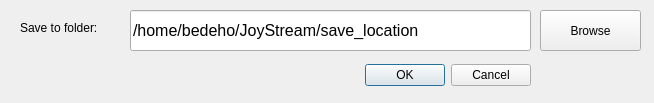
Old version of the form views/gui/ui/AddTorrentDialog.ui in the repository RdeWilde/JoyStream.
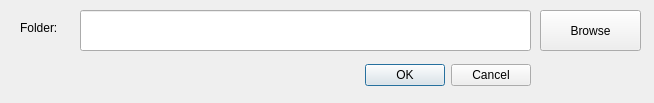
New version of the form.

```diff
--- a/views/gui/ui/AddTorrentDialog.ui
+++ b/views/gui/ui/AddTorrentDialog.ui
@@ -41,9 +41,9 @@
   <widget class="QLineEdit" name="saveToFolderLineEdit">
    <property name="geometry">
     <rect>
-     <x>130</x>
+     <x>80</x>
      <y>10</y>
-     <width>401</width>
+     <width>451</width>
      <height>41</height>
     </rect>
    </property>
@@ -53,7 +53,7 @@
     </font>
    </property>
    <property name="text">
-    <string>/home/bedeho/JoyStream/save_location</string>
+    <string/>
    </property>
   </widget>
   <widget class="QLabel" name="saveToFolderLabel">
@@ -66,7 +66,7 @@
     </rect>
    </property>
    <property name="text">
-    <string>Save to folder:</string>
+    <string>Folder:</string>
    </property>
   </widget>
   <widget class="QPushButton" name="saveToFolderPushButton">
```
